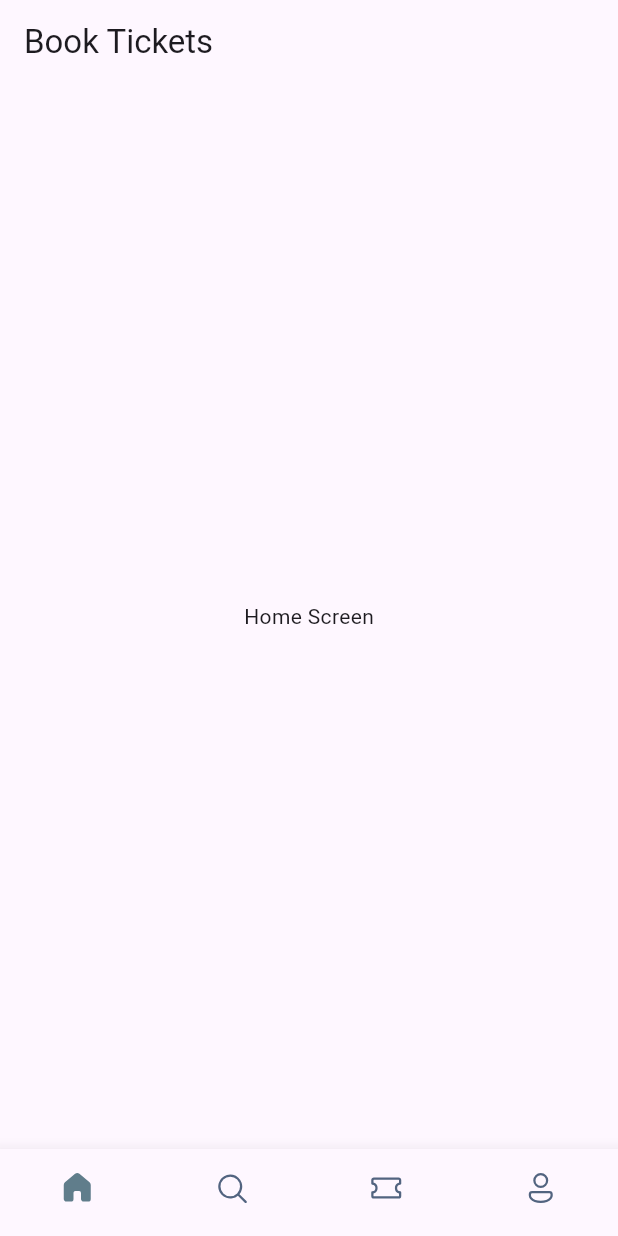
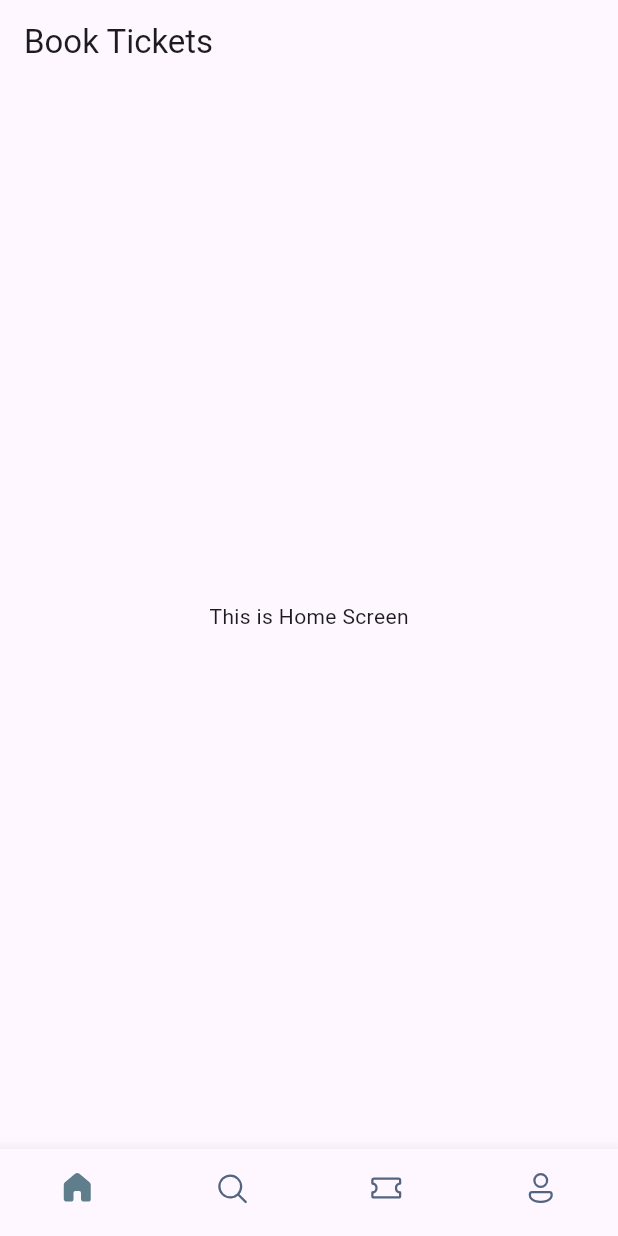
Before and after one commit to ArnabC27/booktickets, a Flutter app: the screen it shows after launch, on a phone screen of 412 x 824 dp. Run offline on Flutter 3.47's test engine with Material 3 defaults, Android fonts, the phone set to English and light mode, and no system bars; our stand-ins replace fluentui_icons.

Commit message:
First commit

```diff
--- a/lib/screens/home_screen.dart
+++ b/lib/screens/home_screen.dart
@@ -6,7 +6,7 @@ class HomeScreen extends StatelessWidget {
   @override
   Widget build(BuildContext context) {
     return Container(
-      child: Text("Home Screen"),
+      child: Text("This is Home Screen"),
     );
   }
 }
```
